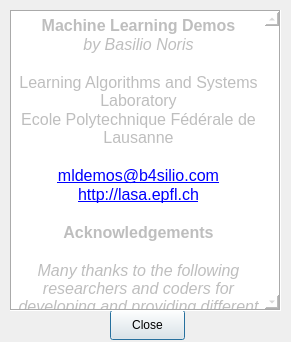
Old version of the form MLDemos/uiMac/aboutDialog.ui in the repository b4silio/MLDemos.
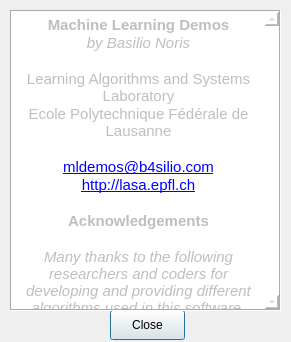
New version of the form.

The edit to the form file:
```diff
--- a/MLDemos/uiMac/aboutDialog.ui
+++ b/MLDemos/uiMac/aboutDialog.ui
@@ -87,20 +87,20 @@
 &lt;html&gt;&lt;head&gt;&lt;meta name=&quot;qrichtext&quot; content=&quot;1&quot; /&gt;&lt;style type=&quot;text/css&quot;&gt;
 p, li { white-space: pre-wrap; }
 &lt;/style&gt;&lt;/head&gt;&lt;body style=&quot; font-family:'Lucida Grande'; font-size:13pt; font-weight:400; font-style:normal;&quot;&gt;
-&lt;p align=&quot;center&quot; style=&quot; margin-top:0px; margin-bottom:0px; margin-left:0px; margin-right:0px; -qt-block-indent:0; text-indent:0px;&quot;&gt;&lt;span style=&quot; font-family:'MS Shell Dlg 2'; font-size:12pt; font-weight:600;&quot;&gt;Machine Learning Demos&lt;/span&gt;&lt;/p&gt;
-&lt;p align=&quot;center&quot; style=&quot; margin-top:0px; margin-bottom:0px; margin-left:0px; margin-right:0px; -qt-block-indent:0; text-indent:0px;&quot;&gt;&lt;span style=&quot; font-family:'MS Shell Dlg 2'; font-size:12pt; font-style:italic;&quot;&gt;by Basilio Noris&lt;/span&gt;&lt;/p&gt;
-&lt;p style=&quot;-qt-paragraph-type:empty; margin-top:0px; margin-bottom:0px; margin-left:0px; margin-right:0px; -qt-block-indent:0; text-indent:0px; font-family:'MS Shell Dlg 2'; font-size:12pt; font-style:italic; text-decoration: underline;&quot;&gt;&lt;/p&gt;
-&lt;p align=&quot;center&quot; style=&quot; margin-top:0px; margin-bottom:0px; margin-left:0px; margin-right:0px; -qt-block-indent:0; text-indent:0px;&quot;&gt;&lt;span style=&quot; font-family:'MS Shell Dlg 2'; font-size:12pt;&quot;&gt;Learning Algorithms and Systems Laboratory&lt;/span&gt;&lt;/p&gt;
-&lt;p align=&quot;center&quot; style=&quot; margin-top:0px; margin-bottom:0px; margin-left:0px; margin-right:0px; -qt-block-indent:0; text-indent:0px;&quot;&gt;&lt;span style=&quot; font-family:'MS Shell Dlg 2'; font-size:12pt;&quot;&gt;Ecole Polytechnique Fédérale de Lausanne&lt;/span&gt;&lt;/p&gt;
-&lt;p align=&quot;center&quot; style=&quot; margin-top:0px; margin-bottom:0px; margin-left:0px; margin-right:0px; -qt-block-indent:0; text-indent:0px;&quot;&gt;&lt;span style=&quot; font-family:'MS Shell Dlg 2'; font-size:12pt;&quot;&gt;	&lt;/span&gt;&lt;/p&gt;
-&lt;p align=&quot;center&quot; style=&quot; margin-top:0px; margin-bottom:0px; margin-left:0px; margin-right:0px; -qt-block-indent:0; text-indent:0px;&quot;&gt;&lt;a href=&quot;mailto://mldemos@b4silio.com&quot;&gt;&lt;span style=&quot; font-family:'MS Shell Dlg 2'; font-size:12pt; text-decoration: underline; color:#0000ff;&quot;&gt;mldemos@b4silio.com&lt;/span&gt;&lt;/a&gt;&lt;/p&gt;
-&lt;p align=&quot;center&quot; style=&quot; margin-top:0px; margin-bottom:0px; margin-left:0px; margin-right:0px; -qt-block-indent:0; text-indent:0px;&quot;&gt;&lt;a href=&quot;http://lasa.epfl.ch&quot;&gt;&lt;span style=&quot; font-family:'MS Shell Dlg 2'; font-size:12pt; text-decoration: underline; color:#0000ff;&quot;&gt;http://lasa.epfl.ch&lt;/span&gt;&lt;/a&gt;&lt;/p&gt;
-&lt;p style=&quot;-qt-paragraph-type:empty; margin-top:0px; margin-bottom:0px; margin-left:0px; margin-right:0px; -qt-block-indent:0; text-indent:0px; font-family:'MS Shell Dlg 2'; font-size:12pt;&quot;&gt;&lt;/p&gt;
-&lt;p align=&quot;center&quot; style=&quot; margin-top:0px; margin-bottom:0px; margin-left:0px; margin-right:0px; -qt-block-indent:0; text-indent:0px;&quot;&gt;&lt;span style=&quot; font-family:'MS Shell Dlg 2'; font-size:12pt; font-weight:600;&quot;&gt;Acknowledgements&lt;/span&gt;&lt;/p&gt;
-&lt;p align=&quot;center&quot; style=&quot;-qt-paragraph-type:empty; margin-top:0px; margin-bottom:0px; margin-left:0px; margin-right:0px; -qt-block-indent:0; text-indent:0px; font-family:'MS Shell Dlg 2'; font-size:12pt; font-weight:600;&quot;&gt;&lt;/p&gt;
-&lt;p align=&quot;center&quot; style=&quot; margin-top:0px; margin-bottom:0px; margin-left:0px; margin-right:0px; -qt-block-indent:0; text-indent:0px;&quot;&gt;&lt;span style=&quot; font-family:'MS Shell Dlg 2'; font-size:12pt; font-style:italic;&quot;&gt;Many thanks to the following researchers and coders for developing and providing different algorithms used in this software.&lt;/span&gt;&lt;/p&gt;
-&lt;p align=&quot;center&quot; style=&quot;-qt-paragraph-type:empty; margin-top:0px; margin-bottom:0px; margin-left:0px; margin-right:0px; -qt-block-indent:0; text-indent:0px; font-family:'MS Shell Dlg 2'; font-size:12pt; font-style:italic;&quot;&gt;&lt;/p&gt;
-&lt;p align=&quot;justify&quot; style=&quot; margin-top:0px; margin-bottom:0px; margin-left:0px; margin-right:0px; -qt-block-indent:0; text-indent:0px;&quot;&gt;&lt;span style=&quot; font-family:'MS Shell Dlg 2'; font-size:12pt;&quot;&gt;Florent D'Halluin (Linux ports, GMM + GMR), Dan Grollman (SOGP), Mohammad Khansari (SEDS), Christophe Paccolat (Linux ports), Chih-Chung Chang and Chih-Jen Lin (libSVM), David Mount and Sunil Arya (Approximate Nearest Neighbors), Davis E. King (DLIB), Stefan Klanke and Sethu Vijayakumar (LWPR), Robert Davies (Newmat), JF Cardoso (ICA), Antonio Gulli (KPCA), the Eigen, OpenCV and Qt development teams.&lt;/span&gt;&lt;/p&gt;&lt;/body&gt;&lt;/html&gt;</string>
+&lt;p align=&quot;center&quot; style=&quot; margin-top:0px; margin-bottom:0px; margin-left:0px; margin-right:0px; -qt-block-indent:0; text-indent:0px;&quot;&gt;&lt;span style=&quot; font-family:'MS Shell Dlg 2'; font-size:11pt; font-weight:600;&quot;&gt;Machine Learning Demos&lt;/span&gt;&lt;/p&gt;
+&lt;p align=&quot;center&quot; style=&quot; margin-top:0px; margin-bottom:0px; margin-left:0px; margin-right:0px; -qt-block-indent:0; text-indent:0px;&quot;&gt;&lt;span style=&quot; font-family:'MS Shell Dlg 2'; font-size:11pt; font-style:italic;&quot;&gt;by Basilio Noris&lt;/span&gt;&lt;/p&gt;
+&lt;p style=&quot;-qt-paragraph-type:empty; margin-top:0px; margin-bottom:0px; margin-left:0px; margin-right:0px; -qt-block-indent:0; text-indent:0px; font-family:'MS Shell Dlg 2'; font-size:11pt; font-style:italic; text-decoration: underline;&quot;&gt;&lt;/p&gt;
+&lt;p align=&quot;center&quot; style=&quot; margin-top:0px; margin-bottom:0px; margin-left:0px; margin-right:0px; -qt-block-indent:0; text-indent:0px;&quot;&gt;&lt;span style=&quot; font-family:'MS Shell Dlg 2'; font-size:11pt;&quot;&gt;Learning Algorithms and Systems Laboratory&lt;/span&gt;&lt;/p&gt;
+&lt;p align=&quot;center&quot; style=&quot; margin-top:0px; margin-bottom:0px; margin-left:0px; margin-right:0px; -qt-block-indent:0; text-indent:0px;&quot;&gt;&lt;span style=&quot; font-family:'MS Shell Dlg 2'; font-size:11pt;&quot;&gt;Ecole Polytechnique Fédérale de Lausanne&lt;/span&gt;&lt;/p&gt;
+&lt;p align=&quot;center&quot; style=&quot; margin-top:0px; margin-bottom:0px; margin-left:0px; margin-right:0px; -qt-block-indent:0; text-indent:0px;&quot;&gt;&lt;span style=&quot; font-family:'MS Shell Dlg 2'; font-size:11pt;&quot;&gt;	&lt;/span&gt;&lt;/p&gt;
+&lt;p align=&quot;center&quot; style=&quot; margin-top:0px; margin-bottom:0px; margin-left:0px; margin-right:0px; -qt-block-indent:0; text-indent:0px;&quot;&gt;&lt;a href=&quot;mailto://mldemos@b4silio.com&quot;&gt;&lt;span style=&quot; font-family:'MS Shell Dlg 2'; font-size:11pt; text-decoration: underline; color:#0000ff;&quot;&gt;mldemos@b4silio.com&lt;/span&gt;&lt;/a&gt;&lt;/p&gt;
+&lt;p align=&quot;center&quot; style=&quot; margin-top:0px; margin-bottom:0px; margin-left:0px; margin-right:0px; -qt-block-indent:0; text-indent:0px;&quot;&gt;&lt;a href=&quot;http://lasa.epfl.ch&quot;&gt;&lt;span style=&quot; font-family:'MS Shell Dlg 2'; font-size:11pt; text-decoration: underline; color:#0000ff;&quot;&gt;http://lasa.epfl.ch&lt;/span&gt;&lt;/a&gt;&lt;/p&gt;
+&lt;p style=&quot;-qt-paragraph-type:empty; margin-top:0px; margin-bottom:0px; margin-left:0px; margin-right:0px; -qt-block-indent:0; text-indent:0px; font-family:'MS Shell Dlg 2'; font-size:11pt;&quot;&gt;&lt;/p&gt;
+&lt;p align=&quot;center&quot; style=&quot; margin-top:0px; margin-bottom:0px; margin-left:0px; margin-right:0px; -qt-block-indent:0; text-indent:0px;&quot;&gt;&lt;span style=&quot; font-family:'MS Shell Dlg 2'; font-size:11pt; font-weight:600;&quot;&gt;Acknowledgements&lt;/span&gt;&lt;/p&gt;
+&lt;p align=&quot;center&quot; style=&quot;-qt-paragraph-type:empty; margin-top:0px; margin-bottom:0px; margin-left:0px; margin-right:0px; -qt-block-indent:0; text-indent:0px; font-family:'MS Shell Dlg 2'; font-size:11pt; font-weight:600;&quot;&gt;&lt;/p&gt;
+&lt;p align=&quot;center&quot; style=&quot; margin-top:0px; margin-bottom:0px; margin-left:0px; margin-right:0px; -qt-block-indent:0; text-indent:0px;&quot;&gt;&lt;span style=&quot; font-family:'MS Shell Dlg 2'; font-size:11pt; font-style:italic;&quot;&gt;Many thanks to the following researchers and coders for developing and providing different algorithms used in this software.&lt;/span&gt;&lt;/p&gt;
+&lt;p align=&quot;center&quot; style=&quot;-qt-paragraph-type:empty; margin-top:0px; margin-bottom:0px; margin-left:0px; margin-right:0px; -qt-block-indent:0; text-indent:0px; font-family:'MS Shell Dlg 2'; font-size:11pt; font-style:italic;&quot;&gt;&lt;/p&gt;
+&lt;p align=&quot;justify&quot; style=&quot; margin-top:0px; margin-bottom:0px; margin-left:0px; margin-right:0px; -qt-block-indent:0; text-indent:0px;&quot;&gt;&lt;span style=&quot; font-family:'MS Shell Dlg 2'; font-size:11pt;&quot;&gt;Florent D'Halluin (Linux ports, GMM + GMR), Dan Grollman (SOGP), Mohammad Khansari (SEDS), Christophe Paccolat (Linux ports), Chih-Chung Chang and Chih-Jen Lin (libSVM), Yummigum (icons), David Mount and Sunil Arya (Approximate Nearest Neighbors), Davis E. King (DLIB), Stefan Klanke and Sethu Vijayakumar (LWPR), Robert Davies (Newmat), JF Cardoso (ICA), Antonio Gulli (KPCA), the Eigen, OpenCV and Qt development teams.&lt;/span&gt;&lt;/p&gt;&lt;/body&gt;&lt;/html&gt;</string>
    </property>
   </widget>
  </widget>
```
